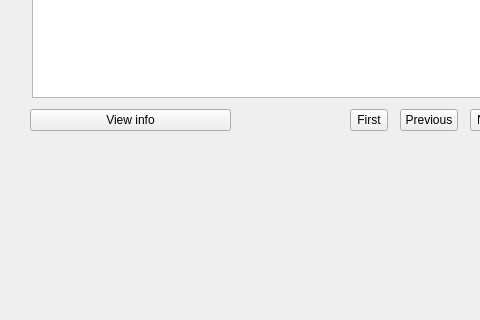
This is TablesWindow.ui in YarBez12/Advertisement-Agency1 as Qt 5 draws it before an edit; both pictures show x 0 to 480 and y 250 to 570 of the 800 by 793 pixel window. The edited form follows.
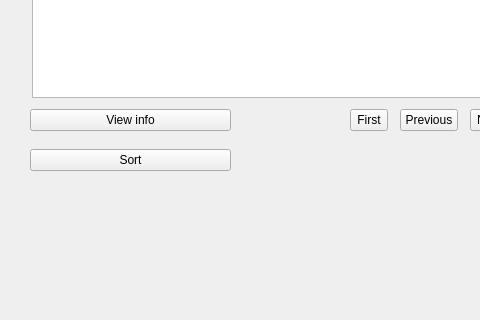
This is the edited form.

Patch:
```diff
--- a/TablesWindow.ui
+++ b/TablesWindow.ui
@@ -170,6 +170,25 @@
      <string>View info</string>
     </property>
    </widget>
+   <widget class="QToolButton" name="sortButton">
+    <property name="geometry">
+     <rect>
+      <x>30</x>
+      <y>380</y>
+      <width>201</width>
+      <height>22</height>
+     </rect>
+    </property>
+    <property name="maximumSize">
+     <size>
+      <width>16777215</width>
+      <height>16777215</height>
+     </size>
+    </property>
+    <property name="text">
+     <string>Sort</string>
+    </property>
+   </widget>
   </widget>
   <widget class="QMenuBar" name="menubar">
    <property name="geometry">
```
